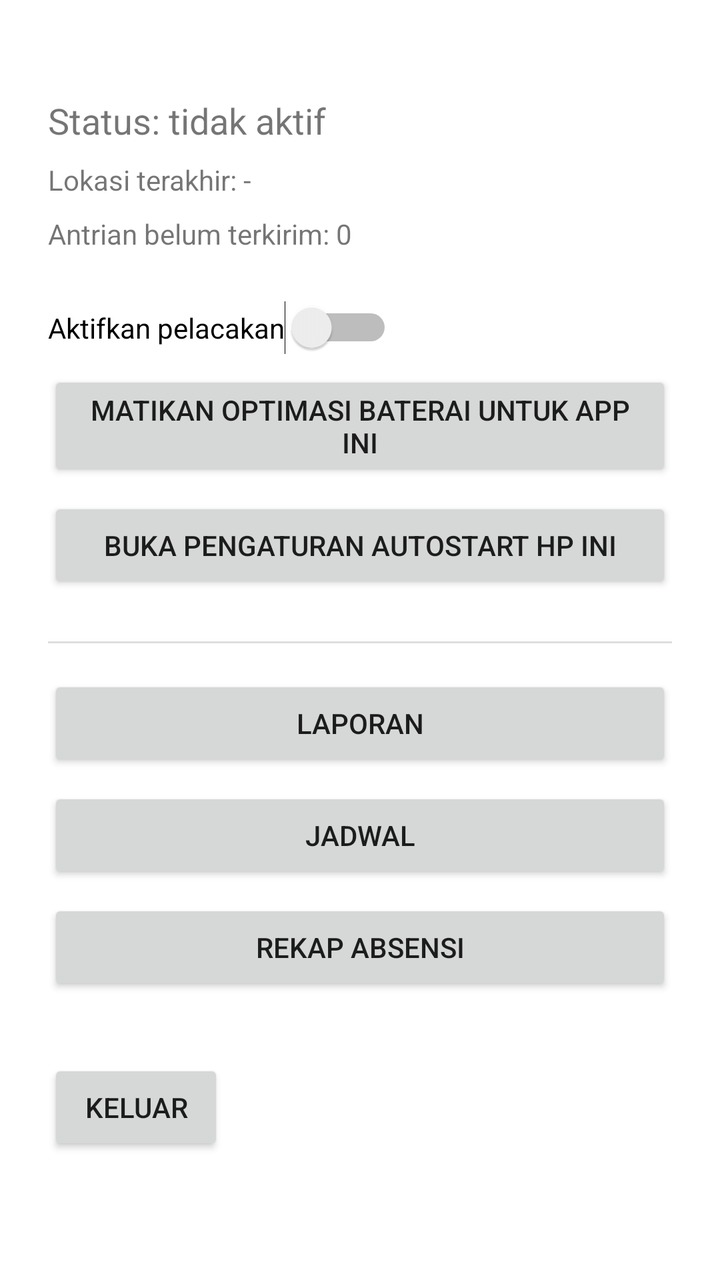
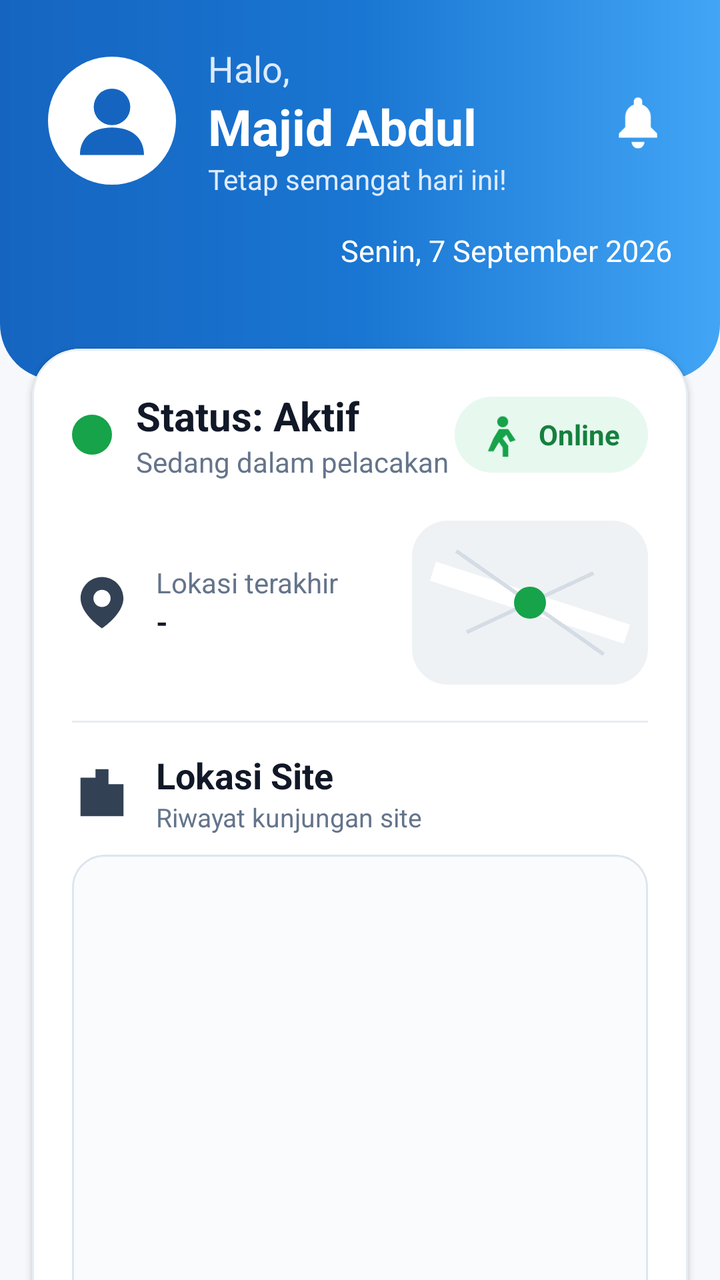

Compare the two renders of this Android layout. The source of the first and the diff that turns it into the second are given below.
<!-- AndroidManifest.xml: application theme Theme.SMLTrack -->
<!-- res/layout/activity_tracking.xml -->
<?xml version="1.0" encoding="utf-8"?>
<LinearLayout xmlns:android="http://schemas.android.com/apk/res/android"
    android:layout_width="match_parent"
    android:layout_height="match_parent"
    android:orientation="vertical"
    android:padding="24dp">

    <TextView
        android:id="@+id/tvStatus"
        android:layout_width="match_parent"
        android:layout_height="wrap_content"
        android:text="Status: tidak aktif"
        android:textSize="18sp"
        android:layout_marginTop="24dp" />

    <TextView
        android:id="@+id/tvLastLocation"
        android:layout_width="match_parent"
        android:layout_height="wrap_content"
        android:text="Lokasi terakhir: -"
        android:layout_marginTop="8dp" />

    <TextView
        android:id="@+id/tvPendingCount"
        android:layout_width="match_parent"
        android:layout_height="wrap_content"
        android:text="Antrian belum terkirim: 0"
        android:layout_marginTop="8dp" />

    <Switch
        android:id="@+id/switchTracking"
        android:layout_width="wrap_content"
        android:layout_height="wrap_content"
        android:text="Aktifkan pelacakan"
        android:layout_marginTop="24dp" />

    <TextView
        android:id="@+id/tvBatteryWarning"
        android:layout_width="match_parent"
        android:layout_height="wrap_content"
        android:layout_marginTop="12dp"
        android:background="#FFF3E0"
        android:padding="12dp"
        android:textColor="#E65100"
        android:text="⚠ Optimasi baterai belum dimatikan untuk app ini - lokasi bisa berhenti terkirim di background."
        android:visibility="gone" />

    <Button
        android:id="@+id/btnBatteryOptimization"
        android:layout_width="match_parent"
        android:layout_height="wrap_content"
        android:layout_marginTop="8dp"
        android:text="Matikan Optimasi Baterai untuk App Ini" />

    <Button
        android:id="@+id/btnManufacturerSettings"
        android:layout_width="match_parent"
        android:layout_height="wrap_content"
        android:layout_marginTop="8dp"
        android:text="Buka Pengaturan Autostart HP Ini" />

    <View
        android:layout_width="match_parent"
        android:layout_height="1dp"
        android:background="#DDDDDD"
        android:layout_marginTop="24dp" />

    <Button
        android:id="@+id/btnLaporan"
        android:layout_width="match_parent"
        android:layout_height="wrap_content"
        android:layout_marginTop="16dp"
        android:text="Laporan" />

    <Button
        android:id="@+id/btnSchedule"
        android:layout_width="match_parent"
        android:layout_height="wrap_content"
        android:layout_marginTop="8dp"
        android:text="Jadwal" />

    <Button
        android:id="@+id/btnRecap"
        android:layout_width="match_parent"
        android:layout_height="wrap_content"
        android:layout_marginTop="8dp"
        android:text="Rekap Absensi" />

    <Button
        android:id="@+id/btnLogout"
        android:layout_width="wrap_content"
        android:layout_height="wrap_content"
        android:text="Keluar"
        android:layout_marginTop="32dp" />

</LinearLayout>
<!-- resources referenced by this layout -->
<resources>
  <style name="Theme.SMLTrack" parent="Theme.MaterialComponents.DayNight.NoActionBar">
          <item name="colorPrimary">#1565C0</item>
          <item name="colorPrimaryVariant">#0D47A1</item>
          <item name="colorOnPrimary">#FFFFFF</item>
          <item name="colorSecondary">#00897B</item>
      </style>
</resources>

<!-- the commit's change to res/layout/activity_tracking.xml (unified diff, before → after) -->
@@ -1,96 +1,460 @@
 <?xml version="1.0" encoding="utf-8"?>
-<LinearLayout xmlns:android="http://schemas.android.com/apk/res/android"
+<androidx.core.widget.NestedScrollView xmlns:android="http://schemas.android.com/apk/res/android"
+    xmlns:app="http://schemas.android.com/apk/res-auto"
+    android:id="@+id/scrollRoot"
     android:layout_width="match_parent"
     android:layout_height="match_parent"
-    android:orientation="vertical"
-    android:padding="24dp">
-
-    <TextView
-        android:id="@+id/tvStatus"
+    android:background="#F6F8FB"
+    android:fillViewport="true"
+    android:clipToPadding="false">
+
+    <LinearLayout
         android:layout_width="match_parent"
         android:layout_height="wrap_content"
-        android:text="Status: tidak aktif"
-        android:textSize="18sp"
-        android:layout_marginTop="24dp" />
-
-    <TextView
-        android:id="@+id/tvLastLocation"
-        android:layout_width="match_parent"
-        android:layout_height="wrap_content"
-        android:text="Lokasi terakhir: -"
-        android:layout_marginTop="8dp" />
-
-    <TextView
-        android:id="@+id/tvPendingCount"
-        android:layout_width="match_parent"
-        android:layout_height="wrap_content"
-        android:text="Antrian belum terkirim: 0"
-        android:layout_marginTop="8dp" />
-
-    <Switch
-        android:id="@+id/switchTracking"
-        android:layout_width="wrap_content"
-        android:layout_height="wrap_content"
-        android:text="Aktifkan pelacakan"
-        android:layout_marginTop="24dp" />
-
-    <TextView
-        android:id="@+id/tvBatteryWarning"
-        android:layout_width="match_parent"
-        android:layout_height="wrap_content"
-        android:layout_marginTop="12dp"
-        android:background="#FFF3E0"
-        android:padding="12dp"
-        android:textColor="#E65100"
-        android:text="⚠ Optimasi baterai belum dimatikan untuk app ini - lokasi bisa berhenti terkirim di background."
-        android:visibility="gone" />
-
-    <Button
-        android:id="@+id/btnBatteryOptimization"
-        android:layout_width="match_parent"
-        android:layout_height="wrap_content"
-        android:layout_marginTop="8dp"
-        android:text="Matikan Optimasi Baterai untuk App Ini" />
-
-    <Button
-        android:id="@+id/btnManufacturerSettings"
-        android:layout_width="match_parent"
-        android:layout_height="wrap_content"
-        android:layout_marginTop="8dp"
-        android:text="Buka Pengaturan Autostart HP Ini" />
-
-    <View
-        android:layout_width="match_parent"
-        android:layout_height="1dp"
-        android:background="#DDDDDD"
-        android:layout_marginTop="24dp" />
-
-    <Button
-        android:id="@+id/btnLaporan"
-        android:layout_width="match_parent"
-        android:layout_height="wrap_content"
-        android:layout_marginTop="16dp"
-        android:text="Laporan" />
-
-    <Button
-        android:id="@+id/btnSchedule"
-        android:layout_width="match_parent"
-        android:layout_height="wrap_content"
-        android:layout_marginTop="8dp"
-        android:text="Jadwal" />
-
-    <Button
-        android:id="@+id/btnRecap"
-        android:layout_width="match_parent"
-        android:layout_height="wrap_content"
-        android:layout_marginTop="8dp"
-        android:text="Rekap Absensi" />
-
-    <Button
-        android:id="@+id/btnLogout"
-        android:layout_width="wrap_content"
-        android:layout_height="wrap_content"
-        android:text="Keluar"
-        android:layout_marginTop="32dp" />
-
-</LinearLayout>
+        android:orientation="vertical">
+
+        <LinearLayout
+            android:layout_width="match_parent"
+            android:layout_height="190dp"
+            android:background="@drawable/bg_header"
+            android:orientation="vertical"
+            android:paddingStart="24dp"
+            android:paddingEnd="24dp"
+            android:paddingTop="22dp">
+
+            <LinearLayout
+                android:layout_width="match_parent"
+                android:layout_height="wrap_content"
+                android:gravity="center_vertical">
+
+                <ImageView
+                    android:layout_width="64dp"
+                    android:layout_height="64dp"
+                    android:contentDescription="Profil"
+                    android:src="@drawable/ic_person" />
+
+                <LinearLayout
+                    android:layout_width="0dp"
+                    android:layout_height="wrap_content"
+                    android:layout_weight="1"
+                    android:layout_marginStart="16dp"
+                    android:orientation="vertical">
+
+                    <TextView
+                        android:layout_width="wrap_content"
+                        android:layout_height="wrap_content"
+                        android:text="Halo,"
+                        android:textColor="#DDEBFF"
+                        android:textSize="18sp" />
+
+                    <TextView
+                        android:id="@+id/tvUserName"
+                        android:layout_width="wrap_content"
+                        android:layout_height="wrap_content"
+                        android:text="Majid Abdul"
+                        android:textColor="#FFFFFF"
+                        android:textSize="25sp"
+                        android:textStyle="bold" />
+
+                    <TextView
+                        android:layout_width="wrap_content"
+                        android:layout_height="wrap_content"
+                        android:text="Tetap semangat hari ini!"
+                        android:textColor="#DDEBFF"
+                        android:textSize="14sp" />
+                </LinearLayout>
+
+                <ImageView
+                    android:id="@+id/ivNotification"
+                    android:layout_width="34dp"
+                    android:layout_height="34dp"
+                    android:contentDescription="Notifikasi"
+                    android:src="@drawable/ic_bell" />
+            </LinearLayout>
+
+            <TextView
+                android:id="@+id/tvDate"
+                android:layout_width="match_parent"
+                android:layout_height="wrap_content"
+                android:layout_marginTop="16dp"
+                android:gravity="end"
+                android:text="Senin, 7 September 2026"
+                android:textColor="#FFFFFF"
+                android:textSize="15sp" />
+        </LinearLayout>
+
+        <com.google.android.material.card.MaterialCardView
+            android:layout_width="match_parent"
+            android:layout_height="wrap_content"
+            android:layout_marginStart="16dp"
+            android:layout_marginTop="-16dp"
+            android:layout_marginEnd="16dp"
+            app:cardBackgroundColor="#FFFFFF"
+            app:cardCornerRadius="24dp"
+            app:cardElevation="2dp"
+            app:strokeColor="#E8EDF3"
+            app:strokeWidth="1dp">
+
+            <LinearLayout
+                android:layout_width="match_parent"
+                android:layout_height="wrap_content"
+                android:orientation="vertical"
+                android:padding="20dp">
+
+                <LinearLayout
+                    android:layout_width="match_parent"
+                    android:layout_height="wrap_content"
+                    android:gravity="center_vertical">
+
+                    <ImageView
+                        android:layout_width="20dp"
+                        android:layout_height="20dp"
+                        android:contentDescription="Status aktif"
+                        android:src="@drawable/ic_status_dot" />
+
+                    <LinearLayout
+                        android:layout_width="0dp"
+                        android:layout_height="wrap_content"
+                        android:layout_weight="1"
+                        android:layout_marginStart="12dp"
+                        android:orientation="vertical">
+
+                        <TextView
+                            android:id="@+id/tvStatus"
+                            android:layout_width="wrap_content"
+                            android:layout_height="wrap_content"
+                            android:text="Status: Aktif"
+                            android:textColor="#111827"
+                            android:textSize="20sp"
+                            android:textStyle="bold" />
+
+                        <TextView
+                            android:layout_width="wrap_content"
+                            android:layout_height="wrap_content"
+                            android:text="Sedang dalam pelacakan"
+                            android:textColor="#64748B"
+                            android:textSize="14sp" />
+                    </LinearLayout>
+
+                    <LinearLayout
+                        android:layout_width="wrap_content"
+                        android:layout_height="38dp"
+                        android:background="@drawable/bg_online"
+                        android:gravity="center_vertical"
+                        android:paddingStart="12dp"
+                        android:paddingEnd="14dp">
+
+                        <ImageView
+                            android:layout_width="24dp"
+                            android:layout_height="24dp"
+                            android:contentDescription="Online"
+                            android:src="@drawable/ic_walk" />
+
+                        <TextView
+                            android:layout_width="wrap_content"
+                            android:layout_height="wrap_content"
+                            android:layout_marginStart="6dp"
+                            android:text="Online"
+                            android:textColor="#15803D"
+                            android:textSize="14sp"
+                            android:textStyle="bold" />
+                    </LinearLayout>
+                </LinearLayout>
+
+                <LinearLayout
+                    android:layout_width="match_parent"
+                    android:layout_height="wrap_content"
+                    android:layout_marginTop="20dp"
+                    android:gravity="center_vertical">
+
+                    <ImageView
+                        android:layout_width="30dp"
+                        android:layout_height="30dp"
+                        android:contentDescription="Lokasi"
+                        android:src="@drawable/ic_location" />
+
+                    <LinearLayout
+                        android:layout_width="0dp"
+                        android:layout_height="wrap_content"
+                        android:layout_weight="1"
+                        android:layout_marginStart="12dp"
+                        android:orientation="vertical">
+
+                        <TextView
+                            android:layout_width="wrap_content"
+                            android:layout_height="wrap_content"
+                            android:text="Lokasi terakhir"
+                            android:textColor="#64748B"
+                            android:textSize="14sp" />
+
+                        <TextView
+                            android:id="@+id/tvLastLocation"
+                            android:layout_width="wrap_content"
+                            android:layout_height="wrap_content"
+                            android:text="-"
+                            android:textColor="#111827"
+                            android:textSize="15sp"
+                            android:textStyle="bold" />
+                    </LinearLayout>
+
+                    <FrameLayout
+                        android:layout_width="118dp"
+                        android:layout_height="82dp"
+                        android:background="@drawable/bg_map_preview">
+
+                        <View
+                            android:layout_width="70dp"
+                            android:layout_height="2dp"
+                            android:layout_gravity="center"
+                            android:background="#D4DCE5"
+                            android:rotation="-25" />
+
+                        <View
+                            android:layout_width="90dp"
+                            android:layout_height="2dp"
+                            android:layout_gravity="center"
+                            android:background="#D4DCE5"
+                            android:rotation="35" />
+
+                        <View
+                            android:layout_width="16dp"
+                            android:layout_height="16dp"
+                            android:layout_gravity="center"
+                            android:background="@drawable/ic_status_dot" />
+                    </FrameLayout>
+                </LinearLayout>
+
+                <View
+                    android:layout_width="match_parent"
+                    android:layout_height="1dp"
+                    android:layout_marginTop="18dp"
+                    android:background="#E8EDF3" />
+
+                <LinearLayout
+                    android:layout_width="match_parent"
+                    android:layout_height="wrap_content"
+                    android:layout_marginTop="14dp"
+                    android:gravity="center_vertical">
+
+                    <ImageView
+                        android:layout_width="30dp"
+                        android:layout_height="30dp"
+                        android:contentDescription="Lokasi site"
+                        android:src="@drawable/ic_site" />
+
+                    <LinearLayout
+                        android:layout_width="0dp"
+                        android:layout_height="wrap_content"
+                        android:layout_weight="1"
+                        android:layout_marginStart="12dp"
+                        android:orientation="vertical">
+
+                        <TextView
+                            android:layout_width="wrap_content"
+                            android:layout_height="wrap_content"
+                            android:text="Lokasi Site"
+                            android:textColor="#111827"
+                            android:textSize="18sp"
+                            android:textStyle="bold" />
+
+                        <TextView
+                            android:layout_width="wrap_content"
+                            android:layout_height="wrap_content"
+                            android:text="Riwayat kunjungan site"
+                            android:textColor="#64748B"
+                            android:textSize="13sp" />
+                    </LinearLayout>
+                </LinearLayout>
+
+                <ScrollView
+                    android:id="@+id/siteScroll"
+                    android:layout_width="match_parent"
+                    android:layout_height="240dp"
+                    android:layout_marginTop="10dp"
+                    android:background="@drawable/bg_site_list"
+                    android:fillViewport="true"
+                    android:overScrollMode="ifContentScrolls"
+                    android:scrollbars="vertical">
+
+                    <LinearLayout
+                        android:id="@+id/siteListContainer"
+                        android:layout_width="match_parent"
+                        android:layout_height="wrap_content"
+                        android:orientation="vertical"
+                        android:paddingTop="4dp"
+                        android:paddingBottom="4dp" />
+                </ScrollView>
+
+                <LinearLayout
+                    android:layout_width="match_parent"
+                    android:layout_height="wrap_content"
+                    android:layout_marginTop="14dp"
+                    android:gravity="center_vertical">
+
+                    <ImageView
+                        android:layout_width="32dp"
+                        android:layout_height="32dp"
+                        android:contentDescription="Pelacakan"
+                        android:src="@drawable/ic_target" />
+
+                    <LinearLayout
+                        android:layout_width="0dp"
+                        android:layout_height="wrap_content"
+                        android:layout_weight="1"
+                        android:layout_marginStart="12dp"
+                        android:orientation="vertical">
+
+                        <TextView
+                            android:layout_width="wrap_content"
+                            android:layout_height="wrap_content"
+                            android:text="Aktifkan pelacakan"
+                            android:textColor="#111827"
+                            android:textSize="16sp"
+                            android:textStyle="bold" />
+
+                        <TextView
+                            android:layout_width="wrap_content"
+                            android:layout_height="wrap_content"
+                            android:text="Lokasi akan diperbarui otomatis"
+                            android:textColor="#64748B"
+                            android:textSize="13sp" />
+                    </LinearLayout>
+
+                    <com.google.android.material.materialswitch.MaterialSwitch
+                        android:id="@+id/switchTracking"
+                        android:layout_width="wrap_content"
+                        android:layout_height="wrap_content"
+                        android:contentDescription="Aktifkan atau matikan pelacakan"
+                        android:checked="false"
+                        app:thumbTint="#FFFFFF"
+                        app:trackTint="#AFC7E8" />
+                </LinearLayout>
+            </LinearLayout>
+        </com.google.android.material.card.MaterialCardView>
+
+        <LinearLayout
+            android:layout_width="match_parent"
+            android:layout_height="wrap_content"
+            android:layout_marginStart="20dp"
+            android:layout_marginTop="20dp"
+            android:layout_marginEnd="20dp"
+            android:gravity="center_vertical">
+
+            <TextView
+                android:layout_width="0dp"
+                android:layout_height="wrap_content"
+                android:layout_weight="1"
+                android:text="Menu Utama"
+                android:textColor="#111827"
+                android:textSize="21sp"
+                android:textStyle="bold" />
+
+            <TextView
+                android:layout_width="wrap_content"
+                android:layout_height="wrap_content"
+                android:text="Akses cepat"
+                android:textColor="#64748B"
+                android:textSize="13sp" />
+        </LinearLayout>
+
+        <LinearLayout
+            android:layout_width="match_parent"
+            android:layout_height="wrap_content"
+            android:layout_marginStart="16dp"
+            android:layout_marginTop="10dp"
+            android:layout_marginEnd="16dp"
+            android:orientation="horizontal">
+
+            <com.google.android.material.card.MaterialCardView
+                android:id="@+id/btnLaporan"
+                android:layout_width="0dp"
+                android:layout_height="145dp"
+                android:layout_weight="1"
+                android:layout_marginEnd="6dp"
+                android:clickable="true"
+                android:focusable="true"
+                app:cardBackgroundColor="#EAF8F0"
+                app:cardCornerRadius="20dp"
+                app:cardElevation="0dp">
+
+                <LinearLayout
+                    android:layout_width="match_parent"
+                    android:layout_height="match_parent"
+                    android:orientation="vertical"
+                    android:padding="14dp">
+                    <ImageView android:layout_width="34dp" android:layout_height="34dp" android:src="@drawable/ic_menu_report" android:contentDescription="Laporan" />
+                    <TextView android:layout_width="wrap_content" android:layout_height="wrap_content" android:layout_marginTop="8dp" android:text="Laporan" android:textColor="#0F172A" android:textSize="16sp" android:textStyle="bold" />
+                    <TextView android:layout_width="wrap_content" android:layout_height="wrap_content" android:layout_marginTop="2dp" android:text="Aktivitas kerja" android:textColor="#64748B" android:textSize="12sp" />
+                </LinearLayout>
+            </com.google.android.material.card.MaterialCardView>
+
+            <com.google.android.material.card.MaterialCardView
+                android:id="@+id/btnSchedule"
+                android:layout_width="0dp"
+                android:layout_height="145dp"
+                android:layout_weight="1"
+                android:layout_marginStart="3dp"
+                android:layout_marginEnd="3dp"
+                android:clickable="true"
+                android:focusable="true"
+                app:cardBackgroundColor="#F2EEFF"
+                app:cardCornerRadius="20dp"
+                app:cardElevation="0dp">
+                <LinearLayout android:layout_width="match_parent" android:layout_height="match_parent" android:orientation="vertical" android:padding="14dp">
+                    <ImageView android:layout_width="34dp" android:layout_height="34dp" android:src="@drawable/ic_menu_calendar" android:contentDescription="Jadwal" />
+                    <TextView android:layout_width="wrap_content" android:layout_height="wrap_content" android:layout_marginTop="8dp" android:text="Jadwal" android:textColor="#0F172A" android:textSize="16sp" android:textStyle="bold" />
+                    <TextView android:layout_width="wrap_content" android:layout_height="wrap_content" android:layout_marginTop="2dp" android:text="Jadwal kerja" android:textColor="#64748B" android:textSize="12sp" />
+                </LinearLayout>
+            </com.google.android.material.card.MaterialCardView>
+
+            <com.google.android.material.card.MaterialCardView
+                android:id="@+id/btnRecap"
+                android:layout_width="0dp"
+                android:layout_height="145dp"
+                android:layout_weight="1"
+                android:layout_marginStart="6dp"
+                android:clickable="true"
+                android:focusable="true"
+                app:cardBackgroundColor="#FFF3E8"
+                app:cardCornerRadius="20dp"
+                app:cardElevation="0dp">
+                <LinearLayout android:layout_width="match_parent" android:layout_height="match_parent" android:orientation="vertical" android:padding="14dp">
+                    <ImageView android:layout_width="34dp" android:layout_height="34dp" android:src="@drawable/ic_menu_people" android:contentDescription="Rekap Absensi" />
+                    <TextView android:layout_width="wrap_content" android:layout_height="wrap_content" android:layout_marginTop="8dp" android:text="Rekap Absensi" android:textColor="#0F172A" android:textSize="15sp" android:textStyle="bold" />
+                    <TextView android:layout_width="wrap_content" android:layout_height="wrap_content" android:layout_marginTop="2dp" android:text="Kehadiran" android:textColor="#64748B" android:textSize="12sp" />
+                </LinearLayout>
+            </com.google.android.material.card.MaterialCardView>
+        </LinearLayout>
+
+        <com.google.android.material.card.MaterialCardView
+            android:id="@+id/btnLogout"
+            android:layout_width="match_parent"
+            android:layout_height="56dp"
+            android:layout_marginStart="16dp"
+            android:layout_marginTop="16dp"
+            android:layout_marginEnd="16dp"
+            android:layout_marginBottom="8dp"
+            android:clickable="true"
+            android:focusable="true"
+            app:cardBackgroundColor="#FFF7F7"
+            app:cardCornerRadius="18dp"
+            app:cardElevation="0dp"
+            app:strokeColor="#EF4444"
+            app:strokeWidth="1dp">
+            <LinearLayout android:layout_width="match_parent" android:layout_height="match_parent" android:gravity="center" android:orientation="horizontal">
+                <ImageView android:layout_width="26dp" android:layout_height="26dp" android:src="@drawable/ic_logout" android:contentDescription="Keluar" />
+                <TextView android:layout_width="wrap_content" android:layout_height="wrap_content" android:layout_marginStart="10dp" android:text="KELUAR" android:textColor="#DC2626" android:textSize="15sp" android:textStyle="bold" />
+            </LinearLayout>
+        </com.google.android.material.card.MaterialCardView>
+
+        <TextView
+            android:layout_width="match_parent"
+            android:layout_height="wrap_content"
+            android:layout_marginBottom="20dp"
+            android:gravity="center"
+            android:text="v1.0.0  |  Tracking Karyawan"
+            android:textColor="#94A3B8"
+            android:textSize="12sp" />
+
+    </LinearLayout>
+</androidx.core.widget.NestedScrollView>
<!-- resource entries referenced after the edit -->
@@ -1,5 +1,38 @@
 <!-- resources referenced by this layout -->
 <resources>
+  <!-- drawable bg_header (drawable) -->
+  <?xml version="1.0" encoding="utf-8"?>
+  <shape xmlns:android="http://schemas.android.com/apk/res/android" android:shape="rectangle">
+      <gradient android:angle="0" android:startColor="#1565C0" android:centerColor="#1976D2" android:endColor="#42A5F5" />
+      <corners android:bottomLeftRadius="28dp" android:bottomRightRadius="28dp" />
+  </shape>
+  <!-- drawable bg_online (drawable) -->
+  <?xml version="1.0" encoding="utf-8"?>
+  <shape xmlns:android="http://schemas.android.com/apk/res/android" android:shape="rectangle">
+      <solid android:color="#E7F8EF" />
+      <corners android:radius="20dp" />
+  </shape>
+  <!-- drawable bg_site_list (drawable) -->
+  <?xml version="1.0" encoding="utf-8"?>
+  <shape xmlns:android="http://schemas.android.com/apk/res/android" android:shape="rectangle">
+      <solid android:color="#FAFBFD" />
+      <corners android:radius="16dp" />
+      <stroke android:width="1dp" android:color="#DDE5EF" />
+  </shape>
+  <!-- drawable ic_bell (drawable) -->
+  <vector xmlns:android="http://schemas.android.com/apk/res/android" android:width="32dp" android:height="32dp" android:viewportWidth="32" android:viewportHeight="32"><path android:fillColor="#FFFFFF" android:pathData="M16,29A3,3 0,0 0,19 26H13A3,3 0,0 0,16 29M25,22L22,19V14A6,6 0,0 0,18,8.5V7A2,2 0,0 0,14,7V8.5A6,6 0,0 0,10,14V19L7,22V24H25Z"/></vector>
+  <!-- drawable ic_location (drawable) -->
+  <vector xmlns:android="http://schemas.android.com/apk/res/android" android:width="28dp" android:height="28dp" android:viewportWidth="28" android:viewportHeight="28"><path android:fillColor="#334155" android:pathData="M14,2C8.5,2 4,6.5 4,12C4,19.5 14,26 14,26S24,19.5 24,12C24,6.5 19.5,2 14,2M14,16A4,4 0,1 1,14 8A4,4 0,1 1,14 16Z"/></vector>
+  <!-- drawable ic_logout (drawable) -->
+  <vector xmlns:android="http://schemas.android.com/apk/res/android" android:width="28dp" android:height="28dp" android:viewportWidth="28" android:viewportHeight="28"><path android:fillColor="#DC2626" android:pathData="M12,4L12,7L7,7L7,21L12,21L12,24L4,24L4,4ZM16,8L23,14L16,20L14,18L17,15L9,15L9,13L17,13L14,10Z"/></vector>
+  <!-- drawable ic_menu_calendar (drawable) -->
+  <vector xmlns:android="http://schemas.android.com/apk/res/android" android:width="36dp" android:height="36dp" android:viewportWidth="36" android:viewportHeight="36"><path android:fillColor="#6D28D9" android:pathData="M8,5H12V2H15V5H21V2H24V5H28V32H8ZM11,12H25V29H11ZM14,15H17V18H14ZM19,15H22V18H19ZM14,20H17V23H14ZM19,20H22V23H19Z"/></vector>
+  <!-- drawable ic_menu_report (drawable) -->
+  <vector xmlns:android="http://schemas.android.com/apk/res/android" android:width="36dp" android:height="36dp" android:viewportWidth="36" android:viewportHeight="36"><path android:fillColor="#16A34A" android:pathData="M8,3H23L29,9V33H8ZM22,5V11H28M12,16H24V18H12M12,21H24V23H12M12,26H20V28H12Z"/></vector>
+  <!-- drawable ic_status_dot (drawable) -->
+  <vector xmlns:android="http://schemas.android.com/apk/res/android" android:width="18dp" android:height="18dp" android:viewportWidth="18" android:viewportHeight="18"><path android:fillColor="#16A34A" android:pathData="M9,0A9,9 0,1 0,9 18A9,9 0,1 0,9 0"/></vector>
+  <!-- drawable ic_walk (drawable) -->
+  <vector xmlns:android="http://schemas.android.com/apk/res/android" android:width="26dp" android:height="26dp" android:viewportWidth="26" android:viewportHeight="26"><path android:fillColor="#16A34A" android:pathData="M13,3A3,3 0,1 0,13 9A3,3 0,1 0,13 3M11,10L8,15L5,22H8L11,17L13,20V25H16V19L13,15L15,13L17,17L20,16L16,10Z"/></vector>
   <style name="Theme.SMLTrack" parent="Theme.MaterialComponents.DayNight.NoActionBar">
           <item name="colorPrimary">#1565C0</item>
           <item name="colorPrimaryVariant">#0D47A1</item>
